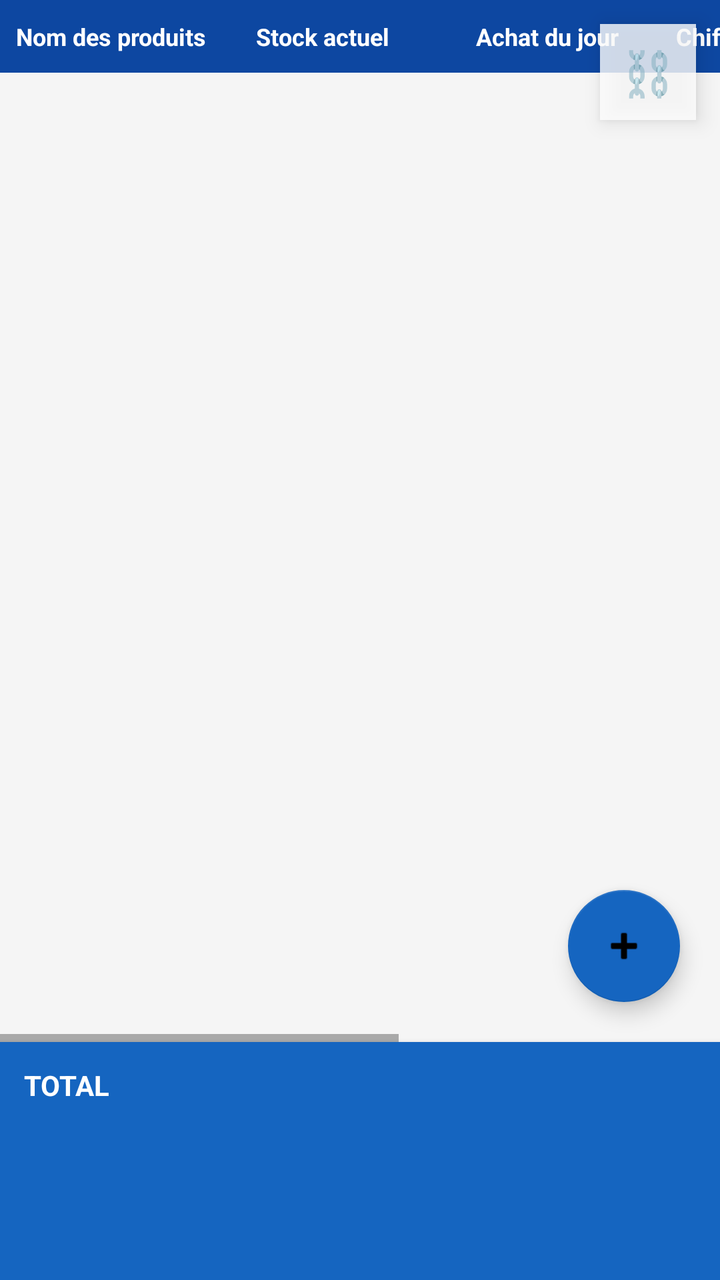
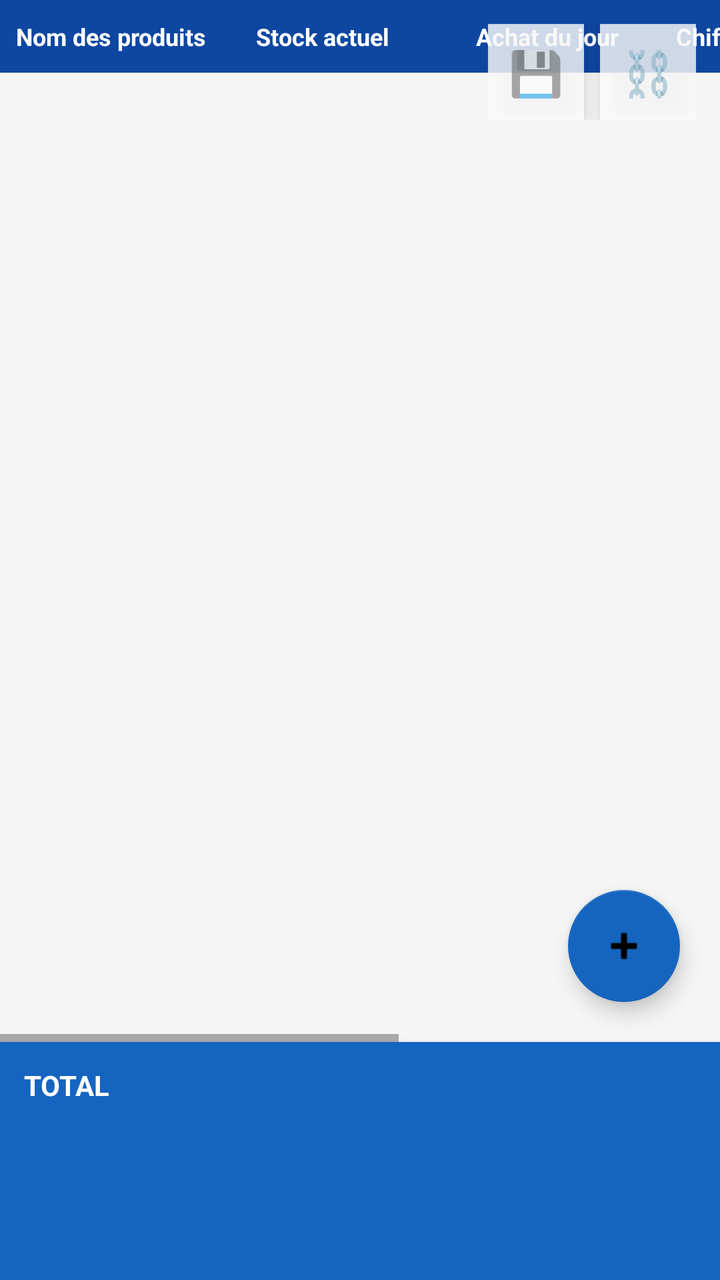

An Android layout rendered at two revisions. The XML below is the earlier revision; the diff shows what the commit changed to produce the second picture.
<!-- AndroidManifest.xml: application theme Theme.MonStock -->
<!-- res/layout/fragment_ingredients.xml -->
<?xml version="1.0" encoding="utf-8"?>
<FrameLayout xmlns:android="http://schemas.android.com/apk/res/android"
    xmlns:app="http://schemas.android.com/apk/res-auto"
    android:layout_width="match_parent"
    android:layout_height="match_parent">

    <LinearLayout
        android:layout_width="match_parent"
        android:layout_height="match_parent"
        android:orientation="vertical">

        <FrameLayout
            android:layout_width="match_parent"
            android:layout_height="0dp"
            android:layout_weight="1">

            <HorizontalScrollView
                android:layout_width="match_parent"
                android:layout_height="match_parent"
                android:scrollbars="horizontal">

                <LinearLayout
                    android:layout_width="wrap_content"
                    android:layout_height="match_parent"
                    android:orientation="vertical">

                    <include layout="@layout/item_ingredient_header" />

                    <androidx.recyclerview.widget.RecyclerView
                        android:id="@+id/recyclerView"
                        android:layout_width="wrap_content"
                        android:layout_height="0dp"
                        android:layout_weight="1" />

                </LinearLayout>
            </HorizontalScrollView>

            <TextView
                android:id="@+id/tvEmpty"
                android:layout_width="wrap_content"
                android:layout_height="wrap_content"
                android:layout_gravity="center"
                android:text="@string/no_ingredients"
                android:textColor="#888888"
                android:visibility="gone" />

            <com.google.android.material.floatingactionbutton.FloatingActionButton
                android:id="@+id/fabAdd"
                android:layout_width="wrap_content"
                android:layout_height="wrap_content"
                android:layout_gravity="bottom|end"
                android:layout_margin="20dp"
                android:src="@android:drawable/ic_input_add"
                app:backgroundTint="?attr/colorPrimary" />

        </FrameLayout>

        <androidx.cardview.widget.CardView
            android:layout_width="match_parent"
            android:layout_height="wrap_content"
            app:cardBackgroundColor="?attr/colorPrimary"
            app:cardCornerRadius="0dp"
            app:cardElevation="4dp">

            <LinearLayout
                android:layout_width="match_parent"
                android:layout_height="wrap_content"
                android:orientation="vertical"
                android:padding="12dp">

                <TextView
                    android:layout_width="match_parent"
                    android:layout_height="wrap_content"
                    android:text="TOTAL"
                    android:textColor="@color/white"
                    android:textStyle="bold" />

                <TextView
                    android:id="@+id/tvTotalStock"
                    android:layout_width="match_parent"
                    android:layout_height="wrap_content"
                    android:textColor="@color/white"
                    android:textSize="13sp" />

                <TextView
                    android:id="@+id/tvTotalAchat"
                    android:layout_width="match_parent"
                    android:layout_height="wrap_content"
                    android:textColor="@color/white"
                    android:textSize="13sp" />

                <TextView
                    android:id="@+id/tvTotalNouveau"
                    android:layout_width="match_parent"
                    android:layout_height="wrap_content"
                    android:textColor="@color/white"
                    android:textSize="13sp" />

                <TextView
                    android:id="@+id/tvTotalChiffres"
                    android:layout_width="match_parent"
                    android:layout_height="wrap_content"
                    android:textStyle="bold"
                    android:textSize="14sp"
                    android:layout_marginTop="4dp" />

            </LinearLayout>
        </androidx.cardview.widget.CardView>

    </LinearLayout>

    <TextView
        android:id="@+id/btnValidateStock"
        android:layout_width="48dp"
        android:layout_height="48dp"
        android:layout_gravity="top|end"
        android:layout_margin="12dp"
        android:background="#CCFFFFFF"
        android:gravity="center"
        android:text="⛓️"
        android:textSize="22sp"
        android:elevation="6dp"
        android:contentDescription="@null" />

</FrameLayout>
<!-- res/layout/item_ingredient_header.xml (included above) -->
<?xml version="1.0" encoding="utf-8"?>
<LinearLayout xmlns:android="http://schemas.android.com/apk/res/android"
    android:layout_width="wrap_content"
    android:layout_height="wrap_content"
    android:orientation="horizontal"
    android:background="@color/primary_dark"
    android:paddingVertical="10dp">

    <TextView
        android:layout_width="120dp"
        android:layout_height="wrap_content"
        android:paddingHorizontal="8dp"
        android:text="Nom des produits"
        android:textColor="@color/white"
        android:textStyle="bold"
        android:textSize="12sp" />

    <TextView
        android:layout_width="110dp"
        android:layout_height="wrap_content"
        android:paddingHorizontal="8dp"
        android:text="Stock actuel"
        android:textColor="@color/white"
        android:textStyle="bold"
        android:textSize="12sp" />

    <TextView
        android:layout_width="100dp"
        android:layout_height="wrap_content"
        android:paddingHorizontal="8dp"
        android:text="Achat du jour"
        android:textColor="@color/white"
        android:textStyle="bold"
        android:textSize="12sp" />

    <TextView
        android:layout_width="120dp"
        android:layout_height="wrap_content"
        android:paddingHorizontal="8dp"
        android:text="Chiffres (auto)"
        android:textColor="@color/white"
        android:textStyle="bold"
        android:textSize="12sp" />

    <TextView
        android:layout_width="110dp"
        android:layout_height="wrap_content"
        android:paddingHorizontal="8dp"
        android:text="Nouveau stock"
        android:textColor="@color/white"
        android:textStyle="bold"
        android:textSize="12sp" />

    <TextView
        android:layout_width="90dp"
        android:layout_height="wrap_content"
        android:paddingHorizontal="8dp"
        android:text="Actions"
        android:textColor="@color/white"
        android:textStyle="bold"
        android:textSize="12sp" />

</LinearLayout>
<!-- resources referenced by this layout -->
<resources>
  <color name="primary_dark">#0D47A1</color>
  <color name="white">#FFFFFF</color>
  <string name="no_ingredients">Aucun ingrédient. Appuie sur + pour en ajouter.</string>
  <style name="Theme.MonStock" parent="Theme.MaterialComponents.DayNight.NoActionBar">
          <item name="colorPrimary">@color/primary</item>
          <item name="colorPrimaryDark">@color/primary_dark</item>
          <item name="colorAccent">@color/accent</item>
          <item name="android:windowBackground">@color/background</item>
      </style>
  <color name="primary">#1565C0</color>
  <color name="accent">#43A047</color>
  <color name="background">#F5F5F5</color>
</resources>

<!-- the commit's change to res/layout/fragment_ingredients.xml (unified diff, before → after) -->
@@ -109,18 +109,37 @@
 
     </LinearLayout>
 
-    <TextView
-        android:id="@+id/btnValidateStock"
-        android:layout_width="48dp"
-        android:layout_height="48dp"
+    <LinearLayout
+        android:layout_width="wrap_content"
+        android:layout_height="wrap_content"
         android:layout_gravity="top|end"
         android:layout_margin="12dp"
-        android:background="#CCFFFFFF"
-        android:gravity="center"
-        android:text="⛓️"
-        android:textSize="22sp"
-        android:elevation="6dp"
-        android:contentDescription="@null" />
+        android:orientation="horizontal">
+
+        <TextView
+            android:id="@+id/btnHistory"
+            android:layout_width="48dp"
+            android:layout_height="48dp"
+            android:layout_marginEnd="8dp"
+            android:background="#CCFFFFFF"
+            android:gravity="center"
+            android:text="💾"
+            android:textSize="22sp"
+            android:elevation="6dp"
+            android:contentDescription="@null" />
+
+        <TextView
+            android:id="@+id/btnValidateStock"
+            android:layout_width="48dp"
+            android:layout_height="48dp"
+            android:background="#CCFFFFFF"
+            android:gravity="center"
+            android:text="⛓️"
+            android:textSize="22sp"
+            android:elevation="6dp"
+            android:contentDescription="@null" />
+
+    </LinearLayout>
 
 </FrameLayout>
 <!-- res/layout/item_ingredient_header.xml (included above) -->
